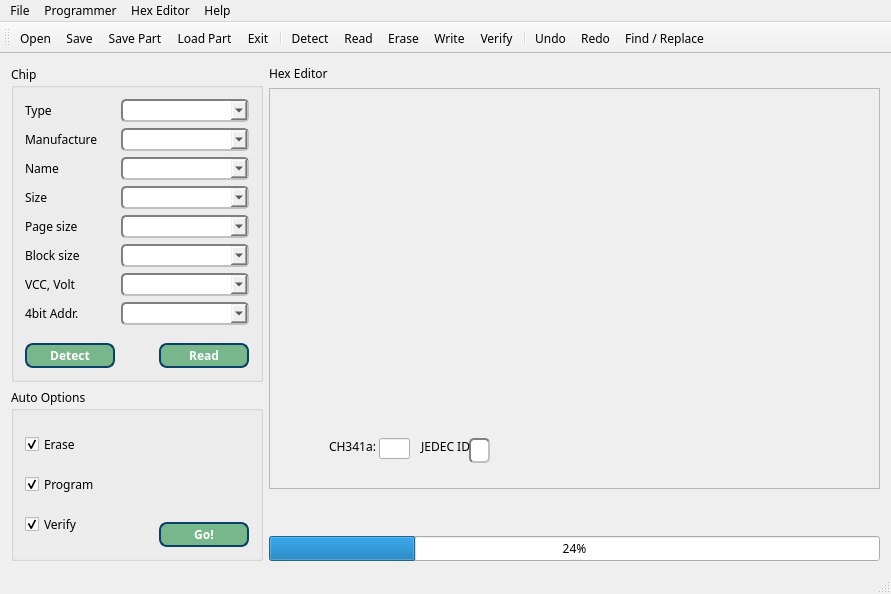
Above: mainwindow.ui from bigbigmdm/IMSProg before the change. Below: the same form after it.
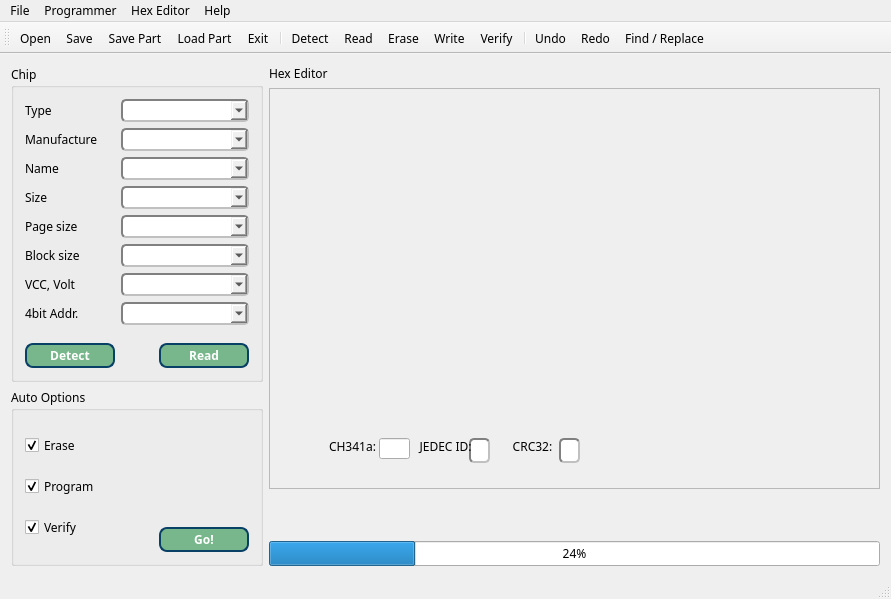
That is the form after the change. Icons and pictures are not drawn.

Patch:
```diff
--- a/mainwindow.ui
+++ b/mainwindow.ui
@@ -7,7 +7,7 @@
     <x>0</x>
     <y>0</y>
     <width>891</width>
-    <height>594</height>
+    <height>599</height>
    </rect>
   </property>
   <property name="sizePolicy">
@@ -448,6 +448,12 @@
              <height>25</height>
             </rect>
            </property>
+           <property name="maximumSize">
+            <size>
+             <width>120</width>
+             <height>25</height>
+            </size>
+           </property>
            <property name="styleSheet">
             <string notr="true">border: 2px solid gray;border-radius: 5px;color:#000;font-weight:600;border-style: inset;</string>
            </property>
@@ -462,7 +468,7 @@
             </rect>
            </property>
            <property name="text">
-            <string>  JEDEC ID</string>
+            <string>  JEDEC ID:</string>
            </property>
            <property name="alignment">
             <set>Qt::AlignCenter</set>
@@ -490,6 +496,47 @@
              <height>21</height>
             </rect>
            </property>
+           <property name="maximumSize">
+            <size>
+             <width>120</width>
+             <height>25</height>
+            </size>
+           </property>
+          </widget>
+          <widget class="QLabel" name="cLabel">
+           <property name="geometry">
+            <rect>
+             <x>230</x>
+             <y>350</y>
+             <width>67</width>
+             <height>17</height>
+            </rect>
+           </property>
+           <property name="text">
+            <string>CRC32:</string>
+           </property>
+           <property name="alignment">
+            <set>Qt::AlignCenter</set>
+           </property>
+          </widget>
+          <widget class="QLineEdit" name="crcEdit">
+           <property name="geometry">
+            <rect>
+             <x>290</x>
+             <y>350</y>
+             <width>21</width>
+             <height>25</height>
+            </rect>
+           </property>
+           <property name="maximumSize">
+            <size>
+             <width>120</width>
+             <height>25</height>
+            </size>
+           </property>
+           <property name="styleSheet">
+            <string notr="true">border: 2px solid gray;border-radius: 5px;color:#000;font-weight:600;border-style: inset;</string>
+           </property>
           </widget>
          </widget>
         </item>
```
Left out of the diff: 10 changed lines with no effect on the pictures.
